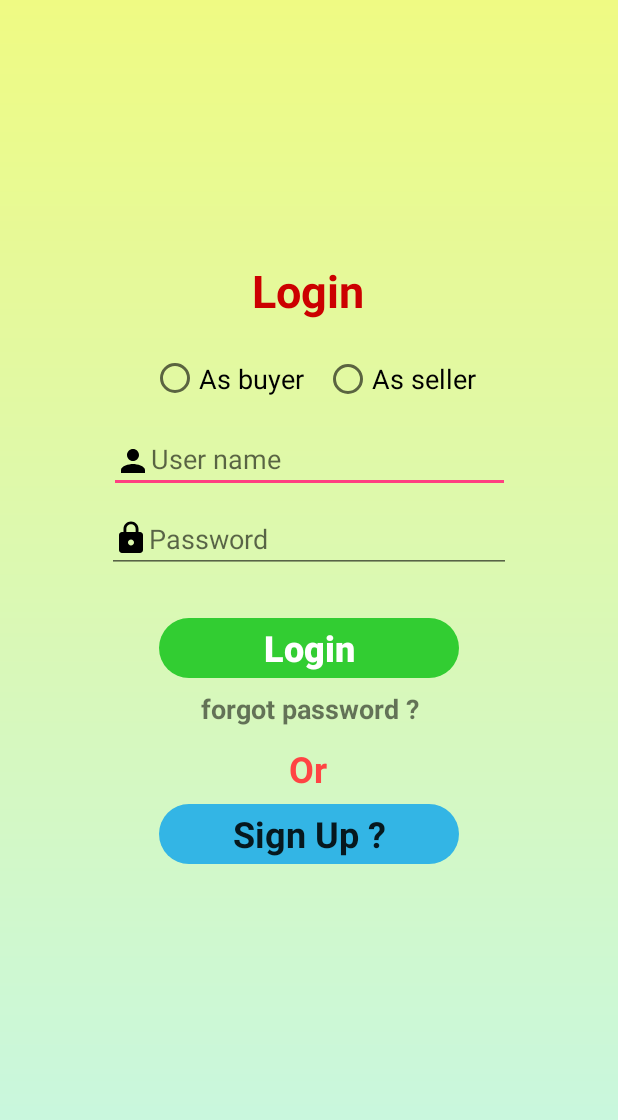
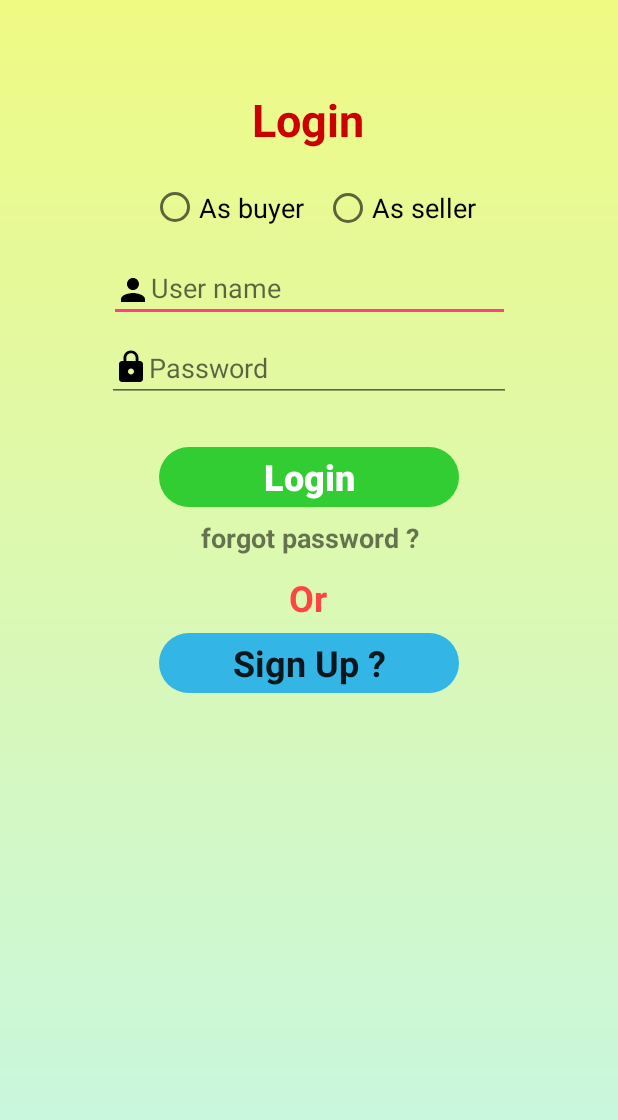
Before and after one commit to groceryatdoorstep/ShopForFood, an Android app: the screen it shows after launch (MainActivity), on a phone screen of 412 x 824 dp. Shown: the top 1120 px of the screen. Run offline under Robolectric (Android 15) with nearby library versions, the phone set to English and light mode, and no system bars; Roboto replaces fonts that are not available here.

Commit message:
changes related to backbutton working and some UI changes

```diff
--- a/app/src/main/java/com/grocery/mangal/shopforfood/ActivityHomePage.java
+++ b/app/src/main/java/com/grocery/mangal/shopforfood/ActivityHomePage.java
@@ -36,7 +36,6 @@ public class ActivityHomePage extends AppCompatActivity
     private Button shopSearchBtn;
     private boolean isHomeEnabled;
 
-    @SuppressLint("WrongViewCast")
     @Override
     protected void onCreate(Bundle savedInstanceState) {
         super.onCreate(savedInstanceState);
@@ -155,6 +154,7 @@ public class ActivityHomePage extends AppCompatActivity
             @Override
             public void onClick(DialogInterface dialogInterface, int i) {
                 Intent intent = new Intent(ActivityHomePage.this, MainActivity.class);
+                finish();
                 intent.putExtra("logMessage", "You have successfully logged out");
                 startActivity(intent);
             }
--- a/app/src/main/java/com/grocery/mangal/shopforfood/com/grocery/mangal/shopforfood/login/UserRegistrationActivity.java
+++ b/app/src/main/java/com/grocery/mangal/shopforfood/com/grocery/mangal/shopforfood/login/UserRegistrationActivity.java
@@ -146,6 +146,7 @@ public class UserRegistrationActivity extends Activity implements View.OnClickLi
                 intent.putExtra("loggedUserName", userName);
                 intent.putExtra("loggedUserEmail", email);
                 intent.putExtra("userFlage", userFlag);
+                finish();
                 startActivity(intent);
             } else {
                 Toast.makeText(this, "Registration failed. Please try again. " + userName, Toast.LENGTH_SHORT).show();
--- a/app/src/main/res/layout/activity_login.xml
+++ b/app/src/main/res/layout/activity_login.xml
@@ -115,13 +115,14 @@
         android:layout_height="35dp"
         android:layout_marginEnd="8dp"
         android:layout_marginStart="8dp"
-        android:layout_marginTop="130dp"
+        android:layout_marginTop="16dp"
         android:fontFamily="sans-serif"
         android:textAlignment="center"
         android:textColor="@android:color/holo_red_light"
         android:textSize="18sp"
         android:textStyle="bold"
         app:layout_constraintEnd_toEndOf="parent"
+        app:layout_constraintHorizontal_bias="0.632"
         app:layout_constraintStart_toStartOf="parent"
         app:layout_constraintTop_toTopOf="parent" />
 
@@ -132,7 +133,7 @@
         android:layout_marginEnd="8dp"
         android:layout_marginStart="8dp"
         android:layout_marginTop="8dp"
-        android:text="Or"
+        android:text="@string/or"
         android:textAlignment="center"
         android:textColor="@android:color/holo_red_light"
         android:textSize="24sp"
@@ -152,7 +153,7 @@
         android:background="@drawable/rounded_button"
         android:backgroundTint="@android:color/holo_blue_light"
         android:fontFamily="sans-serif"
-        android:text="Sign Up ?"
+        android:text="@string/sign_up"
         android:textAllCaps="false"
         android:textSize="24sp"
         android:textStyle="bold"
@@ -167,7 +168,7 @@
         android:layout_marginEnd="8dp"
         android:layout_marginStart="8dp"
         android:layout_marginTop="8dp"
-        android:text="forgot password ?"
+        android:text="@string/forgot_password"
         android:textAlignment="center"
         android:textSize="18sp"
         android:textStyle="bold"
--- a/app/src/main/res/layout/activity_user_registration.xml
+++ b/app/src/main/res/layout/activity_user_registration.xml
@@ -139,7 +139,7 @@
         android:layout_height="35dp"
         android:layout_marginEnd="8dp"
         android:layout_marginStart="8dp"
-        android:layout_marginTop="68dp"
+        android:layout_marginTop="30dp"
         android:background="@drawable/rounded_button"
         android:backgroundTint="@color/colorPrimary"
         android:text="Sign up"
--- a/app/src/main/res/layout/app_bar_activity_home_page.xml
+++ b/app/src/main/res/layout/app_bar_activity_home_page.xml
@@ -6,7 +6,7 @@
     android:layout_height="match_parent"
     android:orientation="vertical"
     android:background="@drawable/screen_background_color"
-    tools:context="com.grocery.mangal.shopforfood.shopdetail.AapBarActivityHomePage">
+    >
 
     <LinearLayout
         android:layout_width="match_parent"
--- a/app/src/main/res/values/strings.xml
+++ b/app/src/main/res/values/strings.xml
@@ -37,4 +37,7 @@
     <string name="today_offer">Upto 50% off on all Items</string>
     <string name="search_hint">Search locations</string>
     <string name="app_label">Grocery Mania</string>
+    <string name="or">Or</string>
+    <string name="sign_up">Sign Up ?</string>
+    <string name="forgot_password">forgot password ?</string>
 </resources>
```
Also changed, not shown: app/src/main/java/com/grocery/mangal/shopforfood/com/grocery/mangal/shopforfood/login/MainActivity.java (+28 -3 lines).
